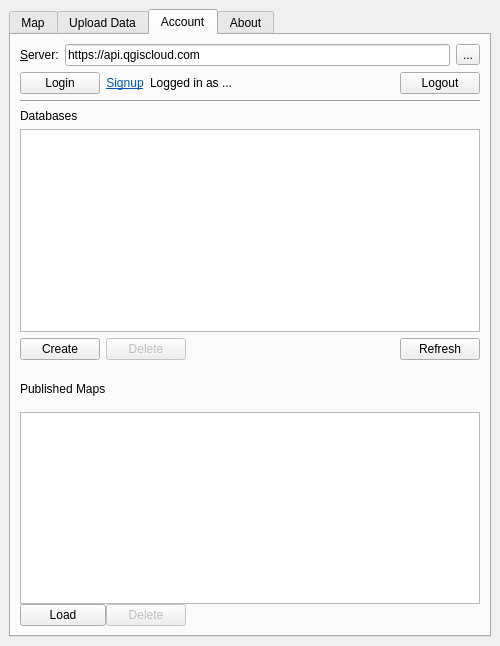
This is qgiscloud/qgiscloudplugin.ui in qgiscloud/qgis-cloud-plugin as Qt 5 draws it before an edit. The edited form follows.
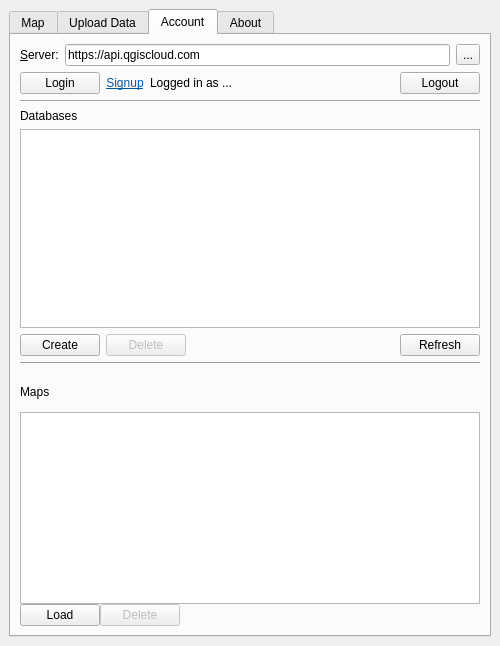
This is the edited form. Icons and pictures are not drawn. Custom widgets are drawn as their Qt base class.

```diff
--- a/qgiscloud/qgiscloudplugin.ui
+++ b/qgiscloud/qgiscloudplugin.ui
@@ -542,7 +542,7 @@
           </layout>
          </widget>
         </item>
-        <item row="3" column="0">
+        <item row="4" column="0">
          <widget class="QWidget" name="widgetMaps" native="true">
           <property name="sizePolicy">
            <sizepolicy hsizetype="Preferred" vsizetype="Expanding">
@@ -579,7 +579,7 @@
            <item row="0" column="0">
             <widget class="QLabel" name="lblMaps_2">
              <property name="text">
-              <string>Published Maps</string>
+              <string>Maps</string>
              </property>
             </widget>
            </item>
@@ -609,6 +609,13 @@
           </layout>
          </widget>
         </item>
+        <item row="3" column="0">
+         <widget class="Line" name="line_4">
+          <property name="orientation">
+           <enum>Qt::Horizontal</enum>
+          </property>
+         </widget>
+        </item>
        </layout>
       </widget>
       <widget class="QWidget" name="aboutTab">
```
